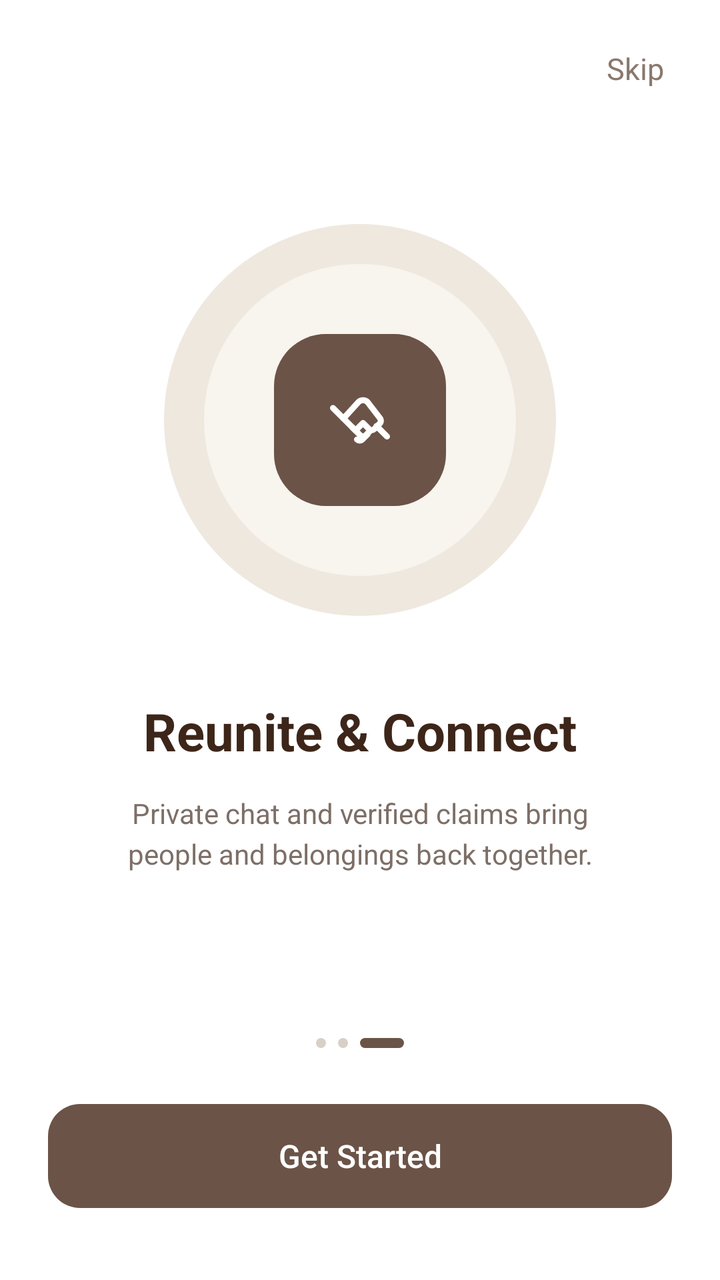
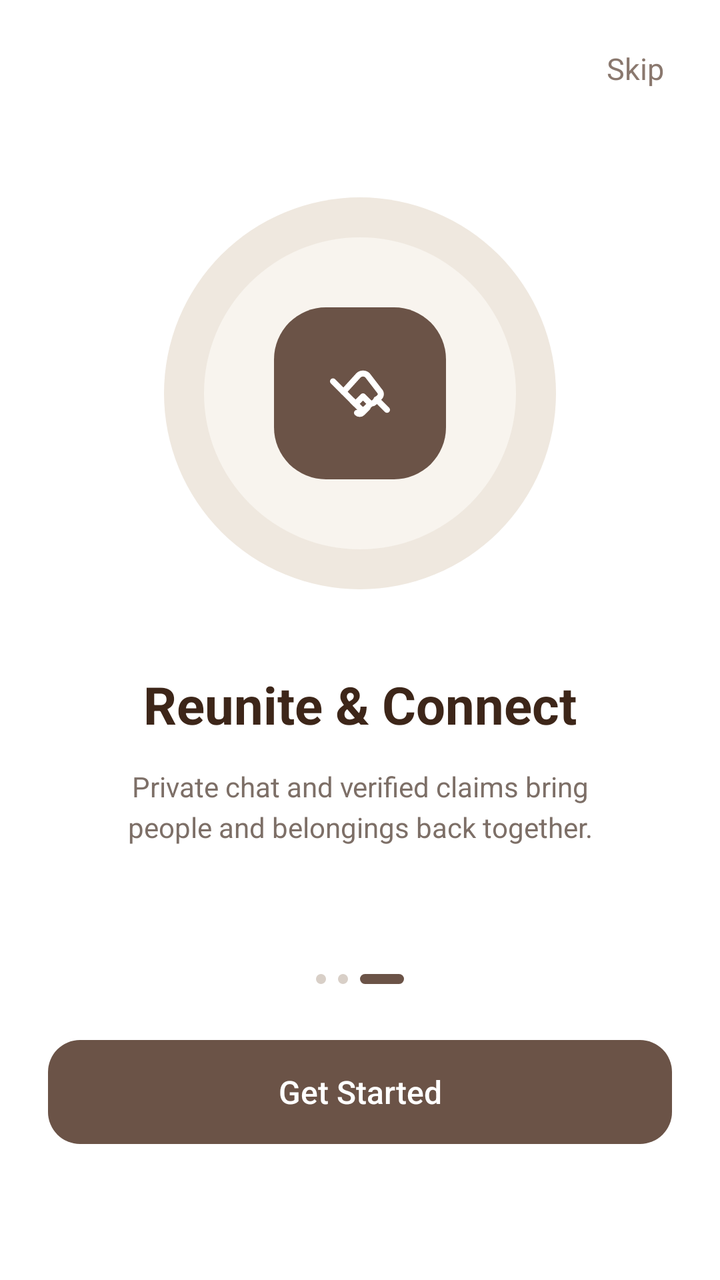

Compare the two renders of this Android layout. The source of the first and the diff that turns it into the second are given below.
<!-- AndroidManifest.xml: application theme Theme.LostAndFound -->
<!-- res/layout/fragment_onboarding_reunite.xml -->
<?xml version="1.0" encoding="utf-8"?>
<androidx.constraintlayout.widget.ConstraintLayout xmlns:android="http://schemas.android.com/apk/res/android"
    xmlns:app="http://schemas.android.com/apk/res-auto"
    xmlns:tools="http://schemas.android.com/tools"
    android:layout_width="match_parent"
    android:layout_height="match_parent"
    android:background="@color/white"
    tools:context=".OnboardingReuniteFragment">

    
    <TextView
        android:id="@+id/btnSkip"
        android:layout_width="wrap_content"
        android:layout_height="wrap_content"
        android:layout_marginTop="16dp"
        android:layout_marginEnd="20dp"
        android:clickable="true"
        android:focusable="true"
        android:fontFamily="sans-serif"
        android:padding="8dp"
        android:text="Skip"
        android:textColor="#8A786E"
        android:textSize="15sp"
        app:layout_constraintEnd_toEndOf="parent"
        app:layout_constraintTop_toTopOf="parent" />

    
    <LinearLayout
        android:id="@+id/boxCenterContent"
        android:layout_width="match_parent"
        android:layout_height="wrap_content"
        android:gravity="center_horizontal"
        android:orientation="vertical"
        app:layout_constraintBottom_toTopOf="@+id/dotsIndicator"
        app:layout_constraintEnd_toEndOf="parent"
        app:layout_constraintStart_toStartOf="parent"
        app:layout_constraintTop_toBottomOf="@+id/btnSkip"
        app:layout_constraintVertical_bias="0.42">

        
        <FrameLayout
            android:id="@+id/boxIllustration"
            android:layout_width="196dp"
            android:layout_height="196dp"
            android:background="@drawable/bg_onboard_outer_circle">

            
            <FrameLayout
                android:layout_width="156dp"
                android:layout_height="156dp"
                android:layout_gravity="center"
                android:background="@drawable/bg_onboard_inner_circle">

                
                <FrameLayout
                    android:layout_width="86dp"
                    android:layout_height="86dp"
                    android:layout_gravity="center"
                    android:background="@drawable/bg_onboard_squircle">

                    <ImageView
                        android:id="@+id/iconHandshake"
                        android:layout_width="36dp"
                        android:layout_height="36dp"
                        android:layout_gravity="center"
                        android:contentDescription="Reunite Icon"
                        android:src="@drawable/ic_onboard_handshake" />
                </FrameLayout>
            </FrameLayout>
        </FrameLayout>

        
        <TextView
            android:id="@+id/tvTitle"
            android:layout_width="wrap_content"
            android:layout_height="wrap_content"
            android:layout_marginTop="40dp"
            android:fontFamily="sans-serif-bold"
            android:gravity="center"
            android:text="Reunite &amp; Connect"
            android:textColor="#3D2619"
            android:textSize="26sp"
            android:textStyle="bold" />

        
        <TextView
            android:id="@+id/tvDescription"
            android:layout_width="match_parent"
            android:layout_height="wrap_content"
            android:layout_marginTop="14dp"
            android:fontFamily="sans-serif"
            android:gravity="center"
            android:lineSpacingExtra="4dp"
            android:paddingStart="36dp"
            android:paddingEnd="36dp"
            android:text="Private chat and verified claims bring\npeople and belongings back together."
            android:textColor="#7D6F67"
            android:textSize="14sp" />
    </LinearLayout>

    
    <LinearLayout
        android:id="@+id/dotsIndicator"
        android:layout_width="wrap_content"
        android:layout_height="wrap_content"
        android:layout_marginBottom="28dp"
        android:gravity="center_vertical"
        android:orientation="horizontal"
        app:layout_constraintBottom_toTopOf="@+id/btnGetStarted"
        app:layout_constraintEnd_toEndOf="parent"
        app:layout_constraintStart_toStartOf="parent">

        <View
            android:id="@+id/dotInactive1"
            android:layout_width="5dp"
            android:layout_height="5dp"
            android:layout_marginEnd="6dp"
            android:background="@drawable/bg_onboard_dot_inactive" />

        <View
            android:id="@+id/dotInactive2"
            android:layout_width="5dp"
            android:layout_height="5dp"
            android:layout_marginEnd="6dp"
            android:background="@drawable/bg_onboard_dot_inactive" />

        <View
            android:id="@+id/dotActive"
            android:layout_width="22dp"
            android:layout_height="5dp"
            android:background="@drawable/bg_onboard_dot_active" />
    </LinearLayout>

    
    <TextView
        android:id="@+id/btnGetStarted"
        android:layout_width="match_parent"
        android:layout_height="52dp"
        android:layout_marginStart="24dp"
        android:layout_marginEnd="24dp"
        android:layout_marginBottom="36dp"
        android:background="@drawable/bg_btn_onboard"
        android:clickable="true"
        android:focusable="true"
        android:fontFamily="sans-serif-medium"
        android:gravity="center"
        android:text="Get Started"
        android:textColor="@color/white"
        android:textSize="16sp"
        app:layout_constraintBottom_toBottomOf="parent"
        app:layout_constraintEnd_toEndOf="parent"
        app:layout_constraintStart_toStartOf="parent" />

</androidx.constraintlayout.widget.ConstraintLayout>
<!-- resources referenced by this layout -->
<resources>
  <color name="white">#FFFFFFFF</color>
  <!-- drawable bg_btn_onboard (drawable) -->
  <?xml version="1.0" encoding="utf-8"?>
  <shape xmlns:android="http://schemas.android.com/apk/res/android"
      android:shape="rectangle">
      <corners android:radius="16dp" />
      <solid android:color="#6B5347" />
  </shape>
  <!-- drawable bg_onboard_dot_active (drawable) -->
  <?xml version="1.0" encoding="utf-8"?>
  <shape xmlns:android="http://schemas.android.com/apk/res/android"
      android:shape="rectangle">
      <corners android:radius="4dp" />
      <solid android:color="#6B5347" />
  </shape>
  <!-- drawable bg_onboard_dot_inactive (drawable) -->
  <?xml version="1.0" encoding="utf-8"?>
  <shape xmlns:android="http://schemas.android.com/apk/res/android"
      android:shape="oval">
      <solid android:color="#D8CFC7" />
  </shape>
  <!-- drawable bg_onboard_inner_circle (drawable) -->
  <?xml version="1.0" encoding="utf-8"?>
  <shape xmlns:android="http://schemas.android.com/apk/res/android"
      android:shape="oval">
      <solid android:color="#F8F4EE" />
  </shape>
  <!-- drawable bg_onboard_outer_circle (drawable) -->
  <?xml version="1.0" encoding="utf-8"?>
  <shape xmlns:android="http://schemas.android.com/apk/res/android"
      android:shape="oval">
      <solid android:color="#EFE8DF" />
  </shape>
  <!-- drawable bg_onboard_squircle (drawable) -->
  <?xml version="1.0" encoding="utf-8"?>
  <shape xmlns:android="http://schemas.android.com/apk/res/android"
      android:shape="rectangle">
      <corners android:radius="26dp" />
      <solid android:color="#6B5347" />
  </shape>
  <!-- drawable ic_onboard_handshake (drawable) -->
  <vector xmlns:android="http://schemas.android.com/apk/res/android"
      android:width="36dp"
      android:height="36dp"
      android:viewportWidth="24"
      android:viewportHeight="24">
  
      
      <path
          android:fillColor="@android:color/transparent"
          android:strokeColor="#FFFFFF"
          android:strokeWidth="2"
          android:strokeLineCap="round"
          android:strokeLineJoin="round"
          android:pathData="M3,8 L6.5,11.5" />
  
      
      <path
          android:fillColor="@android:color/transparent"
          android:strokeColor="#FFFFFF"
          android:strokeWidth="2"
          android:strokeLineCap="round"
          android:strokeLineJoin="round"
          android:pathData="M14.5,6 C13.7,5.2 12.3,5.2 11.5,6 L6.5,11.5 L10.5,15.5 L13,13 L15,15 C15.5,15.5 16.3,15.5 16.8,15 L18.5,13.3 C19.1,12.7 19.1,11.8 18.5,11.2 L14.5,6 Z" />
  
      
      <path
          android:fillColor="@android:color/transparent"
          android:strokeColor="#FFFFFF"
          android:strokeWidth="2"
          android:strokeLineCap="round"
          android:strokeLineJoin="round"
          android:pathData="M9.5,14.5 L12,17 C12.6,17.6 13.4,17.6 14,17 L15.5,15.5" />
  
      <path
          android:fillColor="@android:color/transparent"
          android:strokeColor="#FFFFFF"
          android:strokeWidth="2"
          android:strokeLineCap="round"
          android:strokeLineJoin="round"
          android:pathData="M11,18.5 C11.5,19 12.3,19 12.8,18.5 L14.5,16.8" />
  
      
      <path
          android:fillColor="@android:color/transparent"
          android:strokeColor="#FFFFFF"
          android:strokeWidth="2"
          android:strokeLineCap="round"
          android:strokeLineJoin="round"
          android:pathData="M17.5,14 L21,17.5" />
  
  </vector>
  <style name="Theme.LostAndFound" parent="Base.Theme.LostAndFound" />
  <style name="Base.Theme.LostAndFound" parent="Theme.Material3.DayNight.NoActionBar">
          
          <item name="android:statusBarColor">@color/white</item>
          <item name="android:windowLightStatusBar" tools:targetApi="m">true</item>
          <item name="android:navigationBarColor">@color/white</item>
          <item name="android:windowLightNavigationBar" tools:targetApi="o_mr1">true</item>
      </style>
</resources>

<!-- the commit's change to res/layout/fragment_onboarding_reunite.xml (unified diff, before → after) -->
@@ -138,7 +138,7 @@
         android:layout_height="52dp"
         android:layout_marginStart="24dp"
         android:layout_marginEnd="24dp"
-        android:layout_marginBottom="36dp"
+        android:layout_marginBottom="68dp"
         android:background="@drawable/bg_btn_onboard"
         android:clickable="true"
         android:focusable="true"
